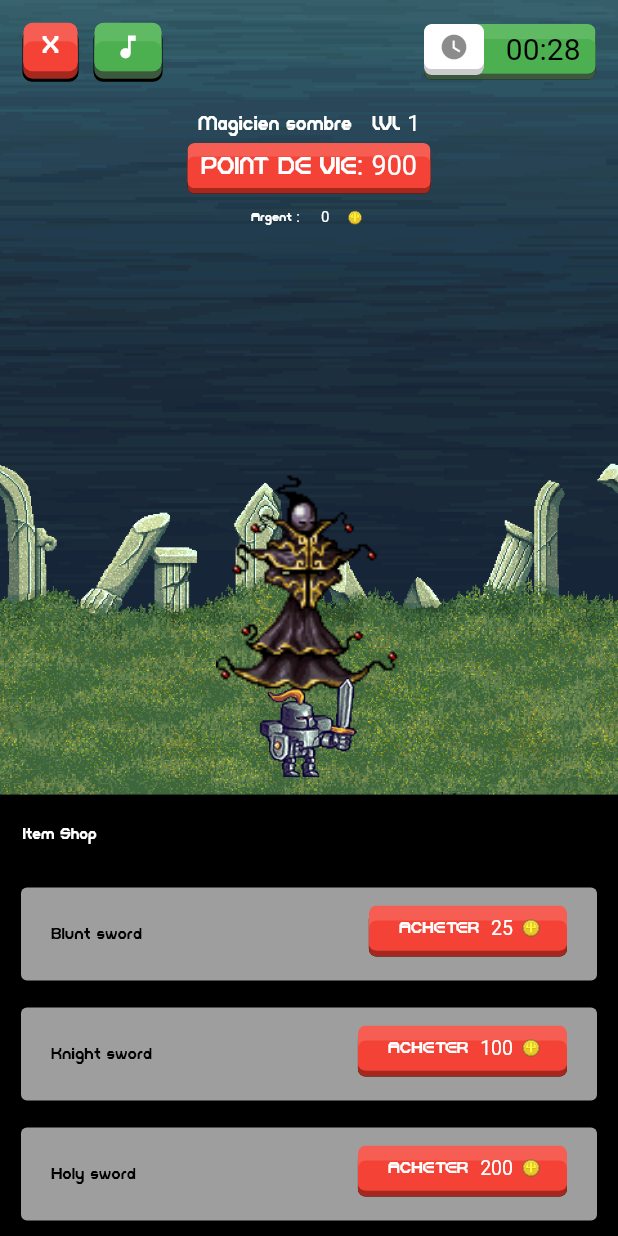
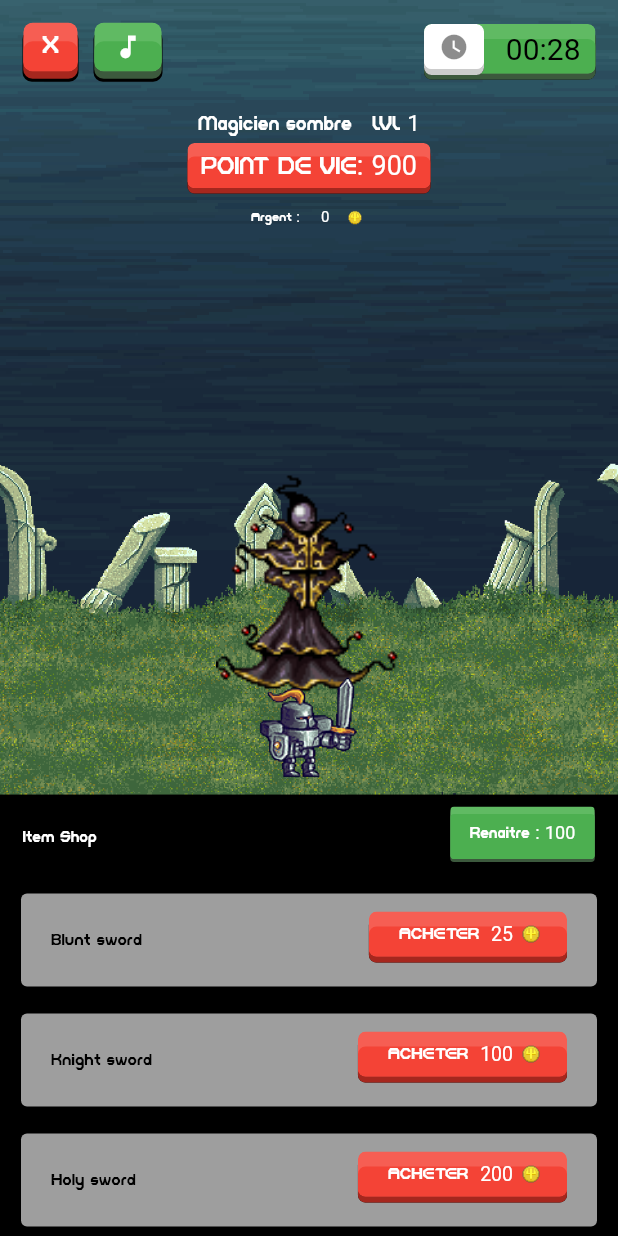
Before and after one commit to Unknow46/Rebirth-hero, a Flutter app: the Game widget shown alone on an empty page, opened directly, on a phone screen of 412 x 824 dp. Run offline on Flutter 3.47's test engine with Material 2 defaults, Android fonts, the phone set to English and light mode, and no system bars; our stand-ins replace audioplayers, cloud_firestore, firebase_core; accounts and stored records are empty.

Commit message:
:sparkles: adding new icon and adding the reborn system

```diff
--- a/lib/screen/game.dart
+++ b/lib/screen/game.dart
@@ -38,6 +38,7 @@ class _GameState extends State<Game> with TickerProviderStateMixin, WidgetsBindi
   static var vieDefaut = 980.0;
   static var barreVie = vieDefaut;
   static var degatJoueur = 30.0;
+  static var rebornPrice = 100;
   static var tempsSupplementaire = 1000 * 10;
   VoidCallback onEarnTime;
   var gameOver = false;
@@ -137,6 +138,20 @@ class _GameState extends State<Game> with TickerProviderStateMixin, WidgetsBindi
   }
 
   //Mise en place du widget pour afficher l argent (img)
+
+  void reborn() {
+    setState(() {
+      if(argent >= rebornPrice){
+        argent = argent - rebornPrice;
+        rebornPrice +=50;
+        bossIndex = 0;
+        niveau = 1;
+        multiplicateur = 1.0;
+        barreVie = listBoss[bossIndex].vie.toDouble();
+      }
+    });
+
+  }
 
   Widget visibiliteArgent(dynamic achete) {
     if (achete) {
@@ -362,6 +377,24 @@ class _GameState extends State<Game> with TickerProviderStateMixin, WidgetsBindi
                   ),
                 ),
               )
+              ),
+              Align(
+                alignment: Alignment.centerRight,
+                child: Padding(
+                  padding: const EdgeInsets.symmetric(vertical: 10, horizontal: 15),
+                  child: FancyButton(
+                    size: 10,
+                    color: Colors.green,
+                    onPressed: reborn,
+                    child: Padding(
+                      padding: const EdgeInsets.all(8),
+                      child: Text(
+                        'Renaitre : $rebornPrice',
+                        style: Setup.textStyle(12),
+                      ),
+                    ),
+                  )
+                ),
               )
             ],
           ),
@@ -524,6 +557,7 @@ class _GameState extends State<Game> with TickerProviderStateMixin, WidgetsBindi
     degatJoueur = 30.0;
     niveau = 1;
     multiplicateur = 1.0;
+    rebornPrice = 100;
   }
 
   @override
```
Also changed, not shown: pubspec.yaml (+7 -0 lines), assets/images/logo.png (renamed from assets/images/logo_fges.jpg), pubspec.lock, 21 other files.
